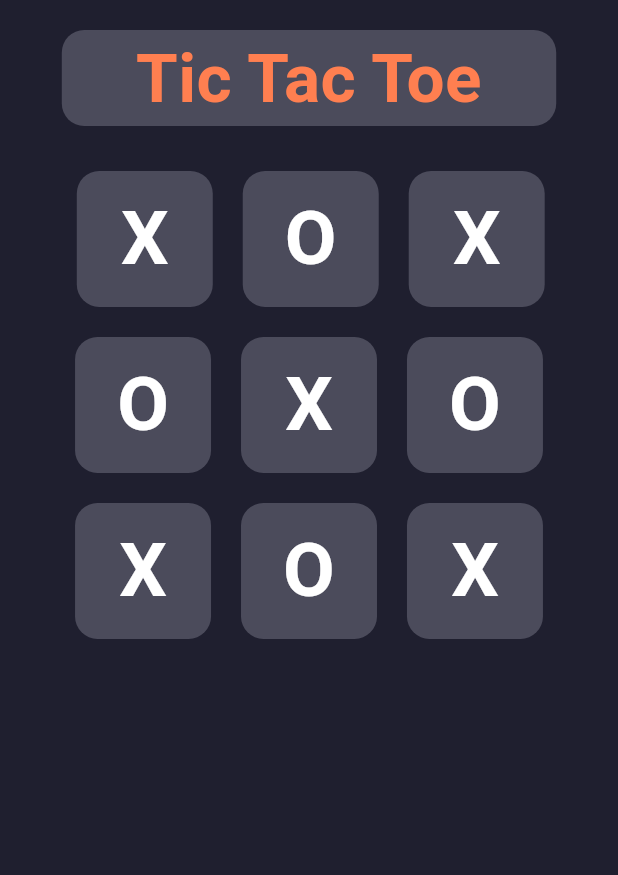
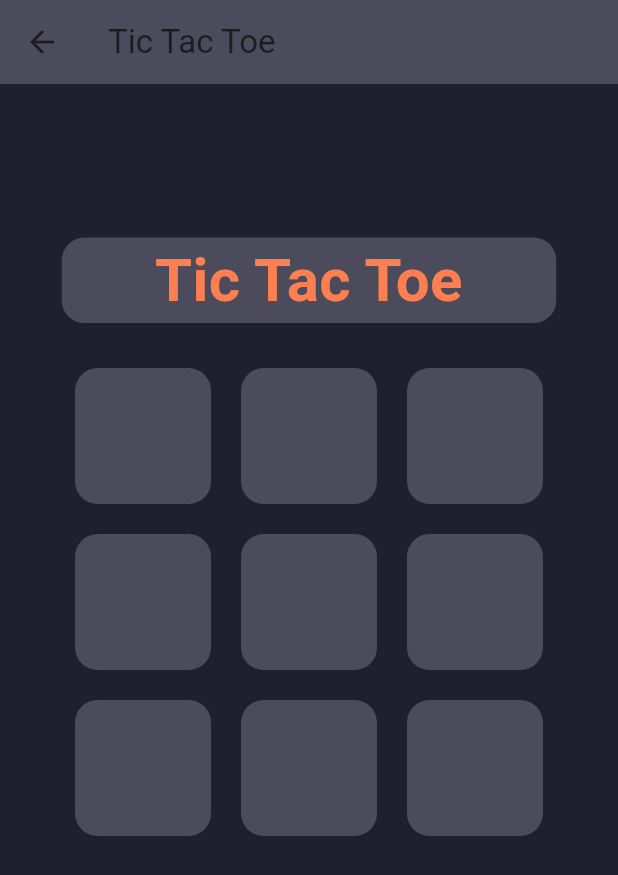
Before and after one commit to LeoMogiano/flutter_designs, a Flutter app: the GameScreen screen opened directly, on a phone screen of 412 x 824 dp. Shown: the top 875 px of the screen. Run offline on Flutter 3.47's test engine with Material 3 defaults, Android fonts, the phone set to English and light mode, and no system bars; our stand-ins replace fl_chart.

Commit message:
refactor: Update game logic and game square widget

```diff
--- a/mogi_game_01/lib/screens/game_screen.dart
+++ b/mogi_game_01/lib/screens/game_screen.dart
@@ -1,7 +1,7 @@
 import 'package:flutter/material.dart';
 import 'package:mogi_game_01/utils.dart/colors.dart';
+import 'package:mogi_game_01/utils.dart/game_logic.dart';
 import 'package:mogi_game_01/widgets/game_square.dart';
-
 
 class GameScreen extends StatefulWidget {
   const GameScreen({super.key});
@@ -11,16 +11,43 @@ class GameScreen extends StatefulWidget {
 }
 
 class _GameScreenState extends State<GameScreen> {
+
+  String messageTitle = "Tic Tac Toe";
+  late GameLogic gameLogic;
+
+  @override
+  void initState() {
+    super.initState();
+    gameLogic = GameLogic(
+      gameBoard: List.filled(9, ' '),
+      player1Turn: true,
+      gameOver: false,
+      isDraw: false,
+      contextGame: context,
+    );
+  }
+
   @override
   Widget build(BuildContext context) {
+
     final double phoneWidth = MediaQuery.of(context).size.width;
     final double phoneHeight = MediaQuery.of(context).size.height;
-    return Scaffold(
+
+    return PopScope(
+      onPopInvoked: (didPop) {
+        resetGame();
+      },
+      child: Scaffold(
         backgroundColor: AppColors.blueDarkColor,
+        appBar: AppBar(
+          backgroundColor: AppColors.blueColor,
+          title: const Text('Tic Tac Toe'),
+        ),
         body: SafeArea(
           child: Center(
             child: Column(
               children: [
+                SizedBox(height: phoneHeight * 0.1),
                 Container(
                   width: phoneWidth * 0.8,
                   margin: const EdgeInsets.only(top: 20),
@@ -28,47 +55,85 @@ class _GameScreenState extends State<GameScreen> {
                     color: AppColors.blueColor,
                     borderRadius: BorderRadius.circular(15),
                   ),
-                  child: const Text(
+                  child: Text(
                     textAlign: TextAlign.center,
-                    'Tic Tac Toe',
-                    style: TextStyle(
-                      color: AppColors.orangeDarkColor,
-                      fontSize: 45,
-                      fontWeight: FontWeight.bold),
+                    messageTitle,
+                    style: const TextStyle(
+                        color: AppColors.orangeDarkColor,
+                        fontSize: 40,
+                        fontWeight: FontWeight.bold),
                   ),
                 ),
                 const SizedBox(height: 20),
-                SizedBox(
-                  width: phoneWidth * 0.8,
-                  child: Row(
-                    mainAxisAlignment: MainAxisAlignment.center,
-                    children: [
-                      GameSquare(phoneWidth: phoneWidth, option: 'X'),
-                      GameSquare(phoneWidth: phoneWidth, option: 'O'),
-                      GameSquare(phoneWidth: phoneWidth, option: 'X'),
-                    ],
-                  ),
-                ),
-                Row(
-                  mainAxisAlignment: MainAxisAlignment.center,
+                Wrap(
+                  alignment: WrapAlignment.center,
                   children: [
-                    GameSquare(phoneWidth: phoneWidth, option: 'O'),
-                    GameSquare(phoneWidth: phoneWidth, option: 'X'),
-                    GameSquare(phoneWidth: phoneWidth, option: 'O'),
+                    for (int i = 0; i < 9; i++)
+                      GameSquare(
+                        phoneWidth: phoneWidth,
+                        option: gameLogic.gameBoard[i],
+                        onTap: () {
+
+                          if (gameLogic.gameBoard[i] == ' ' && !gameLogic.gameOver) {
+                            setState(() {
+                              gameLogic.gameBoard[i] = gameLogic.player1Turn ? 'X' : 'O';
+                              messageTitle = !gameLogic.player1Turn
+                                  ? "Player X's Turn"
+                                  : "Player O's Turn";
+                              gameLogic.player1Turn = !gameLogic.player1Turn;
+                            });
+                          }
+
+                          gameLogic.checkGameOver();
+                          if (gameLogic.gameOver) {
+                            dynamicDialog(
+                              'Game Over',
+                              '${gameLogic.player1Turn ? 'O' : 'X'} wins!',
+                            );
+                            return;
+                          }
+                          gameLogic.checkAllFilled();
+                          if (gameLogic.isDraw) {
+                            dynamicDialog('Game Over', 'It\'s a draw!');
+                            return;
+                          }
+                        },
+                      ),
                   ],
                 ),
-                Row(
-                  mainAxisAlignment: MainAxisAlignment.center,
-                  children: [
-                    GameSquare(phoneWidth: phoneWidth, option: 'X'),
-                    GameSquare(phoneWidth: phoneWidth, option: 'O'),
-                    GameSquare(phoneWidth: phoneWidth, option: 'X'),
-                  ],
-                ),
-
               ],
             ),
           ),
-        ));
+        )),
+    );
   }
+
+  void dynamicDialog(String title, String content, ) {
+    showDialog(
+      context: context,
+      builder: (context) => AlertDialog(
+        title: Text(title),
+        content: Text(content),
+        actions: [
+          TextButton(
+            onPressed: () {
+              resetGame();
+              Navigator.pop(context);
+            },
+            child: const Text('Play Again'),
+          ),
+        ],
+      ),
+    );
+  }
+
+  void resetGame() {
+    gameLogic.gameBoard = List.filled(9, ' ');
+    gameLogic.isDraw = false;
+    gameLogic.player1Turn = true;
+    gameLogic.gameOver = false;
+    messageTitle = "Tic Tac Toe";
+    setState(() {});
+  }
+
 }
--- /dev/null
+++ b/mogi_game_01/lib/utils.dart/game_logic.dart
@@ -0,0 +1,52 @@
+import 'package:flutter/material.dart';
+
+class GameLogic {
+  List<String> gameBoard;
+  bool player1Turn;
+  bool gameOver;
+  bool isDraw;
+  BuildContext contextGame;
+
+  GameLogic({
+    required this.gameBoard,
+    required this.player1Turn,
+    required this.gameOver,
+    required this.isDraw,
+    required this.contextGame,
+  });
+
+  bool checkWin(String a, String b, String c) {
+    return a == b && b == c && a != ' ';
+  }
+
+  void checkGameOver() {
+    // Check rows
+    for (int i = 0; i < 9; i += 3) {
+      if (checkWin(gameBoard[i], gameBoard[i + 1], gameBoard[i + 2])) {
+        gameOver = true;
+        return;
+      }
+    }
+
+    // Check columns
+    for (int i = 0; i < 3; ++i) {
+      if (checkWin(gameBoard[i], gameBoard[i + 3], gameBoard[i + 6])) {
+        gameOver = true;
+        return;
+      }
+    }
+
+    // Check diagonals
+    if (checkWin(gameBoard[0], gameBoard[4], gameBoard[8]) ||
+        checkWin(gameBoard[2], gameBoard[4], gameBoard[6])) {
+      gameOver = true;
+      return;
+    }
+  }
+
+  void checkAllFilled() {
+    if (!gameBoard.contains(' ')) {
+      isDraw = true;
+    }
+  }
+}
--- a/mogi_game_01/lib/widgets/game_square.dart
+++ b/mogi_game_01/lib/widgets/game_square.dart
@@ -6,10 +6,12 @@ class GameSquare extends StatefulWidget {
     super.key,
     required this.phoneWidth,
     required this.option,
+    required this.onTap,
   });
 
   final double phoneWidth;
   final String option;
+  final VoidCallback onTap;
 
   @override
   State<GameSquare> createState() => _GameSquareState();
@@ -23,7 +25,9 @@ class _GameSquareState extends State<GameSquare> {
 
     final double squareSize = widget.phoneWidth * 0.22;
 
-    return Container(
+    return GestureDetector(
+      onTap: widget.onTap,
+      child: Container(
         margin: const EdgeInsets.all(10),
         width: squareSize,
         height: squareSize,
@@ -40,6 +44,7 @@ class _GameSquareState extends State<GameSquare> {
               fontWeight: FontWeight.bold),
           ),
         ),
+      ),
     );
   }
 }
```
Lines whose indentation alone changed are shown as unchanged.
